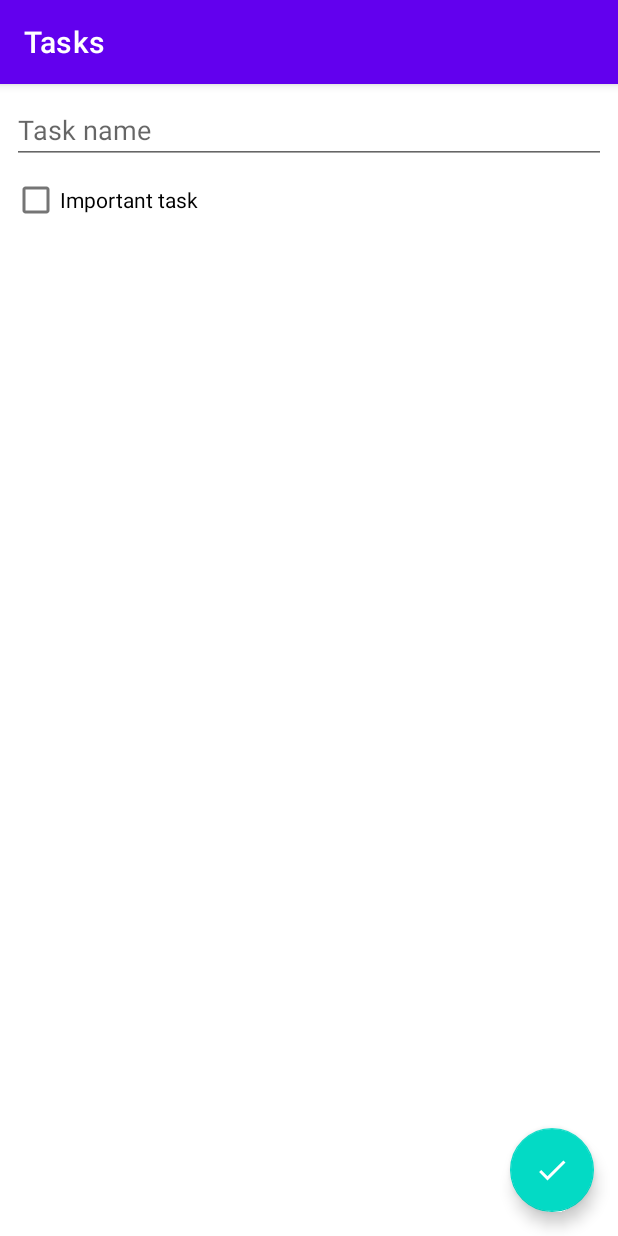
After one commit to patiwagura/mvvm-todo-list, an Android app: the fragment AddEditTaskFragment placed in its activity, on a phone screen of 412 x 824 dp. The commit adds this screen. Run offline under Robolectric (Android 15) with nearby library versions, the phone set to English and light mode, and no system bars; our stand-ins replace Dagger/Hilt's generated code, Room's generated code, navigation-ui; libraries missing offline, so code that uses them is left out: androidx.hilt, androidx.hilt.lifecycle; 2 statements that could not run were skipped.

Commit message:
added Utils, AddEditTaskFragment & AddEditTaskViewModel

```diff
--- a/app/src/main/java/com/cobiztech/mvvmtodo/ui/MainActivity.kt
+++ b/app/src/main/java/com/cobiztech/mvvmtodo/ui/MainActivity.kt
@@ -1,16 +1,44 @@
 package com.cobiztech.mvvmtodo.ui
 
+import android.app.Activity
 import androidx.appcompat.app.AppCompatActivity
 import android.os.Bundle
+import androidx.navigation.NavController
+import androidx.navigation.fragment.NavHostFragment
+import androidx.navigation.fragment.findNavController
+import androidx.navigation.ui.setupActionBarWithNavController
 import com.cobiztech.mvvmtodo.R
 import dagger.hilt.android.AndroidEntryPoint
 
+// Continue : PART 11 @18:55 (Nav args & savedStateHandle).
+
 @AndroidEntryPoint
 class MainActivity : AppCompatActivity() {
+
+    // get reference to NavController - then use NavHostFragment to findNavController().
+    private lateinit var navController: NavController
+
     override fun onCreate(savedInstanceState: Bundle?) {
         super.onCreate(savedInstanceState)
         setContentView(R.layout.activity_main)
+
+        // get reference to NavHostFragment - FragmentContainerView in activity_layout
+        val navHostFragment =
+            supportFragmentManager.findFragmentById(R.id.nav_host_fragment) as NavHostFragment
+        navController = navHostFragment.findNavController()
+
+        // Navigation component - implements support for actionBar, back_button (all required functionality out of the box).
+        setupActionBarWithNavController(navController)
     }
 
-    // Continue : PART 10 (swipe to Delete).
+    override fun onSupportNavigateUp(): Boolean {
+        // clicking up_button navigates back in the back_stack.
+        return navController.navigateUp() || super.onSupportNavigateUp()
+    }
+
 }
+
+// Define constants - MainActivity is shared by multiple fragments, therefore constants can be shared as well.
+// RESULT_FIRST_USER - 1st allowed user-declared value that is safe to use without clashing with System-declared values.
+const val ADD_TASK_RESULT_OK = Activity.RESULT_FIRST_USER
+const val EDIT_TASK_RESULT_OK = Activity.RESULT_FIRST_USER + 1   //second-value
--- /dev/null
+++ b/app/src/main/java/com/cobiztech/mvvmtodo/ui/addedittask/AddEditTaskFragment.kt
@@ -0,0 +1,85 @@
+package com.cobiztech.mvvmtodo.ui.addedittask
+
+import android.os.Bundle
+import android.view.View
+import androidx.core.os.bundleOf
+import androidx.core.view.isVisible
+import androidx.core.widget.addTextChangedListener
+import androidx.fragment.app.Fragment
+import androidx.fragment.app.setFragmentResult
+import androidx.fragment.app.viewModels
+import androidx.lifecycle.lifecycleScope
+import androidx.navigation.fragment.findNavController
+import com.cobiztech.mvvmtodo.R
+import com.cobiztech.mvvmtodo.databinding.FragmentAddEditTaskBinding
+import com.cobiztech.mvvmtodo.util.exhaustive
+import com.google.android.material.snackbar.Snackbar
+import dagger.hilt.android.AndroidEntryPoint
+import kotlinx.coroutines.flow.collect
+
+
+// differentiate Edit or Add events. Edit_task requires we send Task as navigation_parameter, for Add_Task we send NUll.
+
+@AndroidEntryPoint
+class AddEditTaskFragment : Fragment(R.layout.fragment_add_edit_task) {
+
+    // inject viewModel.
+    private val viewModel: AddEditTaskViewModel by viewModels()
+
+    override fun onViewCreated(view: View, savedInstanceState: Bundle?) {
+        super.onViewCreated(view, savedInstanceState)
+
+        // viewBinding to find views from layout.
+        val binding = FragmentAddEditTaskBinding.bind(view)
+
+        binding.apply {
+            // if Editing_task - the task to edit was sent, populate ui_views with its data.
+            editTextTaskName.setText(viewModel.taskName)
+            checkBoxImportant.isChecked = viewModel.taskImportance
+            checkBoxImportant.jumpDrawablesToCurrentState() // prevent animations when drawing-checkBox.
+            // only-visible when editing task.
+            textViewDateCreated.isVisible = viewModel.task != null
+            textViewDateCreated.text = "Created: ${viewModel.task?.createdDateFormatted}"
+
+            // Editing task.name, send the edited_taskName to viewModel.
+            editTextTaskName.addTextChangedListener {
+                viewModel.taskName = it.toString()
+            }
+
+            // Editing task.importance, send the edited_importance to viewModel.
+            checkBoxImportant.setOnCheckedChangeListener { _, isChecked ->
+                viewModel.taskImportance = isChecked
+            }
+
+            // fabSave_button.
+            fabSaveTask.setOnClickListener {
+                viewModel.onSaveClick()
+            }
+
+        }
+
+        // collect ui_events from channel only when fragment is visible/active on screen.
+        viewLifecycleOwner.lifecycleScope.launchWhenStarted {
+            viewModel.addEditTaskEvent.collect { event ->
+                when (event) {
+                    is AddEditTaskViewModel.AddEditTaskEvent.NavigateBackWithResult -> {
+                        binding.editTextTaskName.clearFocus() // hide keyboard from screen.
+
+                        // Fragment Result Api - makes it easier to send/share data between fragments.
+                        setFragmentResult(
+                            "add_edit_request",
+                            bundleOf("add_edit_result" to event.result) // result - value sent in channel.
+                        )
+
+                        // remove fragment from back_stack - navigate back to prev_screen.
+                        findNavController().popBackStack()
+                    }
+                    is AddEditTaskViewModel.AddEditTaskEvent.ShowInvalidInputMessage -> {
+                        Snackbar.make(requireView(), event.msg, Snackbar.LENGTH_LONG).show()
+                    }
+                }.exhaustive
+
+            }
+        }
+    }
+}
--- /dev/null
+++ b/app/src/main/java/com/cobiztech/mvvmtodo/ui/addedittask/AddEditTaskViewModel.kt
@@ -0,0 +1,92 @@
+package com.cobiztech.mvvmtodo.ui.addedittask
+
+import androidx.hilt.Assisted
+import androidx.hilt.lifecycle.ViewModelInject
+import androidx.lifecycle.SavedStateHandle
+import androidx.lifecycle.ViewModel
+import androidx.lifecycle.viewModelScope
+import com.cobiztech.mvvmtodo.data.Task
+import com.cobiztech.mvvmtodo.data.TaskDao
+import com.cobiztech.mvvmtodo.ui.ADD_TASK_RESULT_OK
+import com.cobiztech.mvvmtodo.ui.EDIT_TASK_RESULT_OK
+import kotlinx.coroutines.channels.Channel
+import kotlinx.coroutines.flow.receiveAsFlow
+import kotlinx.coroutines.launch
+
+class AddEditTaskViewModel @ViewModelInject constructor(
+    private val taskDao: TaskDao,
+    @Assisted private val state: SavedStateHandle
+) : ViewModel() {
+
+    // SavedStateHandle - contains Navigation_arguments sent to fragment.
+    // SavedStateHandle - stores key-value, small pieces of data that survive process death.
+    // Process death - when app is in background, system can kill/terminate entire app_process including ViewModel. app_state is lost.
+
+    // refer to navigation_graph arguments - the state.get<Task>("argument_name") must match argument_name set in navigation_graph.
+    val task = state.get<Task>("task")
+
+    // get taskName from savedInstanceState, if not set value is NULL, get value from task sent. if both values are NULL, use empty string.
+    var taskName = state.get<String>("taskName") ?: task?.name ?: ""
+        set(value) {
+            field = value
+            // save new_taskName to SavedStateHandle - used to recover app_state/data in case of process death.
+            state.set("taskName", value)
+        }
+
+    // get taskImportance from savedInstanceState, if not set value = NULL, get value from task sent. else use default_value = false.
+    var taskImportance = state.get<Boolean>("taskImportance") ?: task?.important ?: false
+        set(value) {
+            field = value
+            state.set("taskImportance", value)
+        }
+
+    // channel for sending ui_events - convert channel to flow.
+    private val addEditTaskEventChannel = Channel<AddEditTaskEvent>()
+    val addEditTaskEvent = addEditTaskEventChannel.receiveAsFlow()
+
+
+    fun onSaveClick() {
+        // validate input & save the Task when all values are valid.
+        if (taskName.isBlank()) {
+            // show invalid input message.
+            showInvalidInputMessage("Name cannot be empty")
+        }
+
+        if (task != null) {
+            // cant edit immutable task - create a new_task with the new_changes.
+            val updatedTask = task.copy(name = taskName, important = taskImportance)
+            updateTask(updatedTask)
+        } else {
+            // task is null, create a new Task with values from ui.
+            val newTask = Task(name = taskName, important = taskImportance)
+            createTask(newTask)
+        }
+
+    }
+
+    private fun createTask(task: Task) = viewModelScope.launch {
+        taskDao.insert(task)
+        // navigate back.
+        addEditTaskEventChannel.send(AddEditTaskEvent.NavigateBackWithResult(ADD_TASK_RESULT_OK))
+    }
+
+    private fun updateTask(task: Task) = viewModelScope.launch {
+        taskDao.update(task)
+        // navigate back.
+        addEditTaskEventChannel.send(AddEditTaskEvent.NavigateBackWithResult(EDIT_TASK_RESULT_OK))
+    }
+
+    private fun showInvalidInputMessage(msg: String) = viewModelScope.launch {
+        addEditTaskEventChannel.send(AddEditTaskEvent.ShowInvalidInputMessage(msg))
+    }
+
+    // ViewModel cant hold a reference to fragment/activity - need to send ui_Events to ui.
+    sealed class AddEditTaskEvent {
+        // send event with message to show on screen.
+        data class ShowInvalidInputMessage(val msg: String) : AddEditTaskEvent()
+
+        // after Edit/Add we navigate back to previous screen. need to update prev_screen with result.
+        data class NavigateBackWithResult(val result: Int) : AddEditTaskEvent()
+    }
+
+}
--- a/app/src/main/java/com/cobiztech/mvvmtodo/ui/tasks/TasksViewModel.kt
+++ b/app/src/main/java/com/cobiztech/mvvmtodo/ui/tasks/TasksViewModel.kt
@@ -1,9 +1,8 @@
 package com.cobiztech.mvvmtodo.ui.tasks
 
+import androidx.hilt.Assisted
 import androidx.hilt.lifecycle.ViewModelInject
-import androidx.lifecycle.ViewModel
-import androidx.lifecycle.asLiveData
-import androidx.lifecycle.viewModelScope
+import androidx.lifecycle.*
 import com.cobiztech.mvvmtodo.data.PreferencesManager
 import com.cobiztech.mvvmtodo.data.SortOrder
 import com.cobiztech.mvvmtodo.data.Task
@@ -12,29 +11,34 @@ import kotlinx.coroutines.channels.Channel
 import kotlinx.coroutines.flow.MutableStateFlow
 import kotlinx.coroutines.flow.combine
 import kotlinx.coroutines.flow.flatMapLatest
+import kotlinx.coroutines.flow.receiveAsFlow
 import kotlinx.coroutines.launch
+
+// default values : sort_order = by_date, hideCompleted = false, searchQuery = ""
+// stateFlow - holds a single-value,  Flow - holds a stream of data.
 
 class TasksViewModel @ViewModelInject constructor(
     private val taskDao: TaskDao,
-    private val preferencesManager: PreferencesManager
+    private val preferencesManager: PreferencesManager,
+    @Assisted private val state: SavedStateHandle
 ) : ViewModel() {
     // Note: Flow<> - recommended below viewModel towards repositories, convert to liveData inside viewModel
     // LiveData is lifecycle aware, handles ui-state properly.
 
-    // stateFlow - holds a single-value
-    // Flow - holds a stream of data.
-    // default values : sort_order = by_date, hideCompleted = false, searchQuery = ""
-    val searchQuery = MutableStateFlow("")
+    //
+    // val searchQuery = MutableStateFlow("")
+    val searchQuery = state.getLiveData("searchQuery", "")
 
     val preferencesFlow = preferencesManager.preferencesFlow
 
-    // channel to send ui-events to fragment.
+    // channel to send ui-events - make channel private to prevent fragment putting a value, instead expose a flow (fragment allowed to only Read).
     private val tasksEventChannel = Channel<TasksEvent>()
+    val tasksEvent = tasksEventChannel.receiveAsFlow()
 
     // executes SQL-Query whenever user inputs a new searchQuery (search by task_name) or changes sortOrder (by_date, by_name)
     // combine searchQuery, sortOrder & hideCompleted into a single Flow, emits new Flow when any of the values change.
     private val tasksFlow = combine(
-        searchQuery,
+        searchQuery.asFlow(),
         preferencesFlow
     ) { query, filterPreferences -> Pair(query, filterPreferences) }
         .flatMapLatest { (query, filterPreferences) ->
@@ -54,8 +58,9 @@ class TasksViewModel @ViewModelInject constructor(
         preferencesManager.updateHideCompleted(hideCompleted)
     }
 
-    fun onTaskSelected(task: Task) {
-
+    // send events to addEditScreen - viewModel uses events to communicate to ui_layer.
+    fun onTaskSelected(task: Task) = viewModelScope.launch {
+        tasksEventChannel.send(TasksEvent.NavigateToEditTaskScreen(task))
     }
 
     /**
@@ -74,15 +79,37 @@ class TasksViewModel @ViewModelInject constructor(
      */
     fun onTaskSwiped(task: Task) = viewModelScope.launch {
         taskDao.delete(task)
-        // viewModel Logic decides when to show a snack_bar (viewModel should not have a reference to Activity/Fragment).
-        // Kotlin-Channels to dispatch a single-event to trigger snack_bar. (LiveData is not ideal saves the last value triggering snack_bar multiple times).
+
+        // viewModel Logic decides when to show a snackBar.
+        // viewModel cant have a reference to Activity/Fragment, therefore not possible to directly call methods on UI
+        // need Kotlin-Channels to dispatch single-event to trigger snack_bar. (LiveData is not ideal triggers snackBar multiple times).
         tasksEventChannel.send(TasksEvent.ShowUndoDeleteTaskMessage(task))
 
     }
 
-    // contains different event_types we can send to fragment.
+    /**
+     * @param task - task to re-insert back, if undo button is clicked.
+     */
+    fun onUndoDeleteClick(task: Task) = viewModelScope.launch {
+        taskDao.insert(task)
+    }
+
+    // send event to fragment - (viewModel uses events to communicate to ui_layer ).
+    fun onAddNewTaskClick() = viewModelScope.launch {
+        tasksEventChannel.send(TasksEvent.NavigateToAddTaskScreen)
+    }
+
+    // contains different event_types we can send to channel.
     sealed class TasksEvent {
+        /**
+         * @param task - deleted task, if undo is clicked re-insert task back.
+         */
         data class ShowUndoDeleteTaskMessage(val task: Task) : TasksEvent()
+
+        // object : creates sub_classes that don't hold/send any data. makes code efficient.
+        object NavigateToAddTaskScreen : TasksEvent()
+
+        data class NavigateToEditTaskScreen(val task: Task) : TasksEvent()
     }
 
 }
--- a/app/src/main/res/layout/fragment_add_edit_task.xml
+++ b/app/src/main/res/layout/fragment_add_edit_task.xml
@@ -1,9 +1,9 @@
 <?xml version="1.0" encoding="utf-8"?>
-<androidx.coordinatorlayout.widget.CoordinatorLayout
-    xmlns:android="http://schemas.android.com/apk/res/android"
+<androidx.coordinatorlayout.widget.CoordinatorLayout xmlns:android="http://schemas.android.com/apk/res/android"
     xmlns:tools="http://schemas.android.com/tools"
     android:layout_width="match_parent"
-    android:layout_height="match_parent">
+    android:layout_height="match_parent"
+    tools:context=".ui.addedittask.AddEditTaskFragment">
 
     <LinearLayout
         android:layout_width="match_parent"
--- a/app/src/main/res/navigation/nav_graph.xml
+++ b/app/src/main/res/navigation/nav_graph.xml
@@ -8,6 +8,24 @@
     <fragment
         android:id="@+id/tasksFragment"
         android:name="com.cobiztech.mvvmtodo.ui.tasks.TasksFragment"
-        android:label="fragment_tasks"
-        tools:layout="@layout/fragment_tasks" />
+        android:label="Tasks"
+        tools:layout="@layout/fragment_tasks">
+        <action
+            android:id="@+id/action_tasksFragment_to_addEditTaskFragment"
+            app:destination="@id/addEditTaskFragment" />
+    </fragment>
+    <fragment
+        android:id="@+id/addEditTaskFragment"
+        android:name="com.cobiztech.mvvmtodo.ui.addedittask.AddEditTaskFragment"
+        android:label="{title}"
+        tools:layout="@layout/fragment_add_edit_task">
+        <argument
+            android:name="task"
+            android:defaultValue="@null"
+            app:argType="com.cobiztech.mvvmtodo.data.Task"
+            app:nullable="true" />
+        <argument
+            android:name="title"
+            app:argType="string" />
+    </fragment>
 </navigation>
```
Also changed, not shown: app/src/main/java/com/cobiztech/mvvmtodo/ui/tasks/TasksFragment.kt (+38 -2 lines), app/src/main/java/com/cobiztech/mvvmtodo/util/Utils.kt (added, +8 -0 lines).
